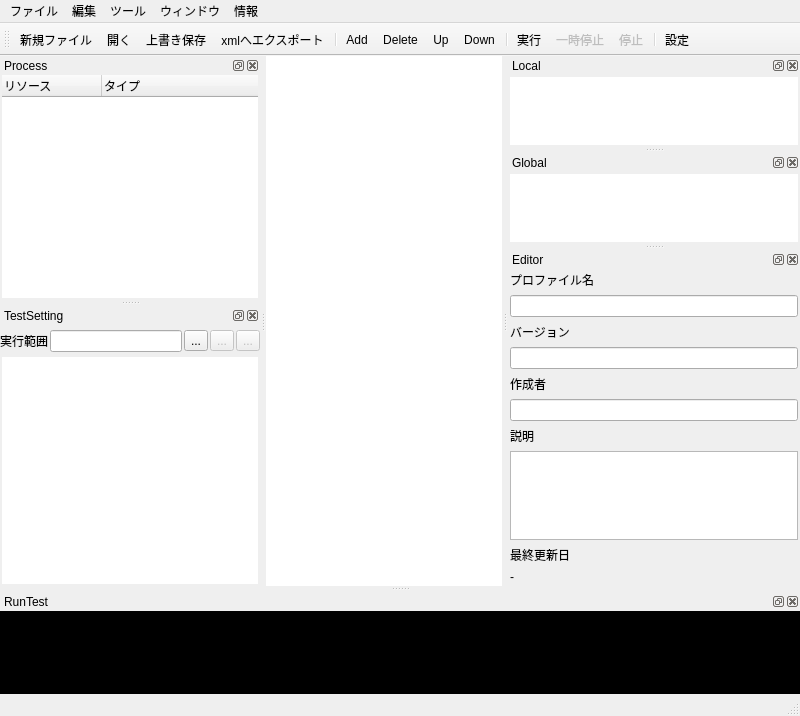
Before: the Qt Designer form src/ProfileEditor/profileeditor.ui in karakirimu/AutoBatchTools, drawn with Qt 5.
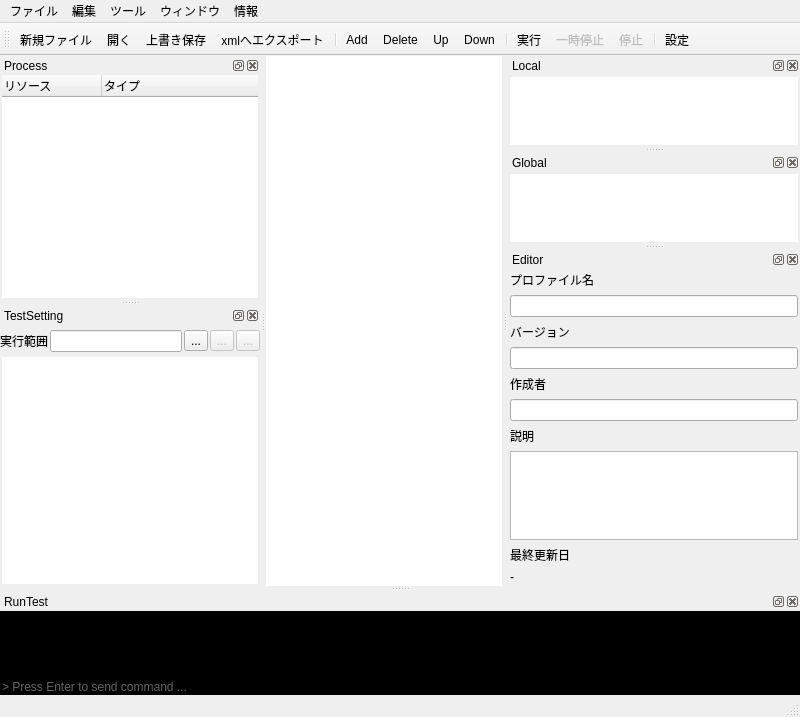
After: the same form once the commit is applied. Icons and pictures are not drawn. Custom widgets are drawn as their Qt base class.

```diff
--- a/src/ProfileEditor/profileeditor.ui
+++ b/src/ProfileEditor/profileeditor.ui
@@ -1263,20 +1263,75 @@
       <number>0</number>
      </property>
      <item>
-      <widget class="ConsoleView" name="console">
-       <property name="styleSheet">
-        <string notr="true">background-color: rgb(0, 0, 0);
-color: rgb(204, 204, 204);</string>
-       </property>
+      <widget class="QFrame" name="frame_11">
        <property name="frameShape">
         <enum>QFrame::NoFrame</enum>
        </property>
-       <property name="undoRedoEnabled">
-        <bool>true</bool>
+       <property name="frameShadow">
+        <enum>QFrame::Raised</enum>
        </property>
-       <property name="readOnly">
-        <bool>true</bool>
-       </property>
+       <layout class="QVBoxLayout" name="verticalLayout_18">
+        <property name="spacing">
+         <number>0</number>
+        </property>
+        <property name="leftMargin">
+         <number>0</number>
+        </property>
+        <property name="topMargin">
+         <number>0</number>
+        </property>
+        <property name="rightMargin">
+         <number>0</number>
+        </property>
+        <property name="bottomMargin">
+         <number>0</number>
+        </property>
+        <item>
+         <widget class="ConsoleView" name="console">
+          <property name="styleSheet">
+           <string notr="true">background-color: rgb(0, 0, 0);
+color: rgb(204, 204, 204);
+border: none;</string>
+          </property>
+          <property name="frameShape">
+           <enum>QFrame::NoFrame</enum>
+          </property>
+          <property name="autoFormatting">
+           <set>QTextEdit::AutoAll</set>
+          </property>
+          <property name="undoRedoEnabled">
+           <bool>false</bool>
+          </property>
+          <property name="readOnly">
+           <bool>true</bool>
+          </property>
+          <property name="textInteractionFlags">
+           <set>Qt::TextSelectableByKeyboard|Qt::TextSelectableByMouse</set>
+          </property>
+         </widget>
+        </item>
+        <item>
+         <widget class="ConsoleEdit" name="consolemessage">
+          <property name="styleSheet">
+           <string notr="true">background-color: rgb(0, 0, 0);
+color: rgb(204, 204, 204);
+border: none;</string>
+          </property>
+          <property name="inputMask">
+           <string/>
+          </property>
+          <property name="frame">
+           <bool>false</bool>
+          </property>
+          <property name="placeholderText">
+           <string>&gt; Press Enter to send command ...</string>
+          </property>
+          <property name="clearButtonEnabled">
+           <bool>false</bool>
+          </property>
+         </widget>
+        </item>
+       </layout>
       </widget>
      </item>
     </layout>
@@ -1676,6 +1731,11 @@
    <extends>QTableWidget</extends>
    <header>flowtable.h</header>
   </customwidget>
+  <customwidget>
+   <class>ConsoleEdit</class>
+   <extends>QLineEdit</extends>
+   <header>consoleedit.h</header>
+  </customwidget>
  </customwidgets>
  <resources>
   <include location="../../res/resources.qrc"/>
```
